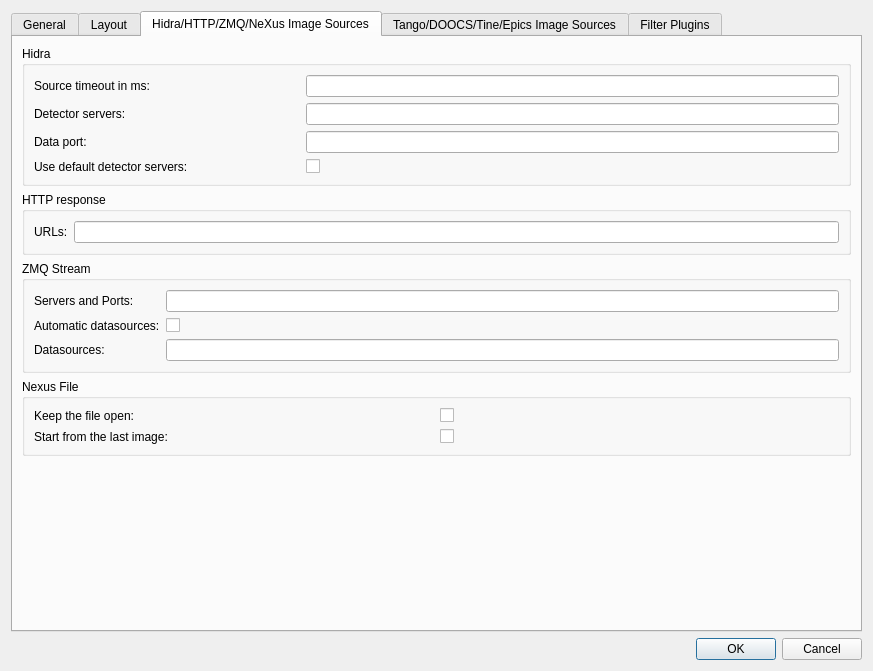
Before: the Qt Designer form lavuelib/ui/ConfigDialog.ui in syncope/lavue, drawn with Qt 5.
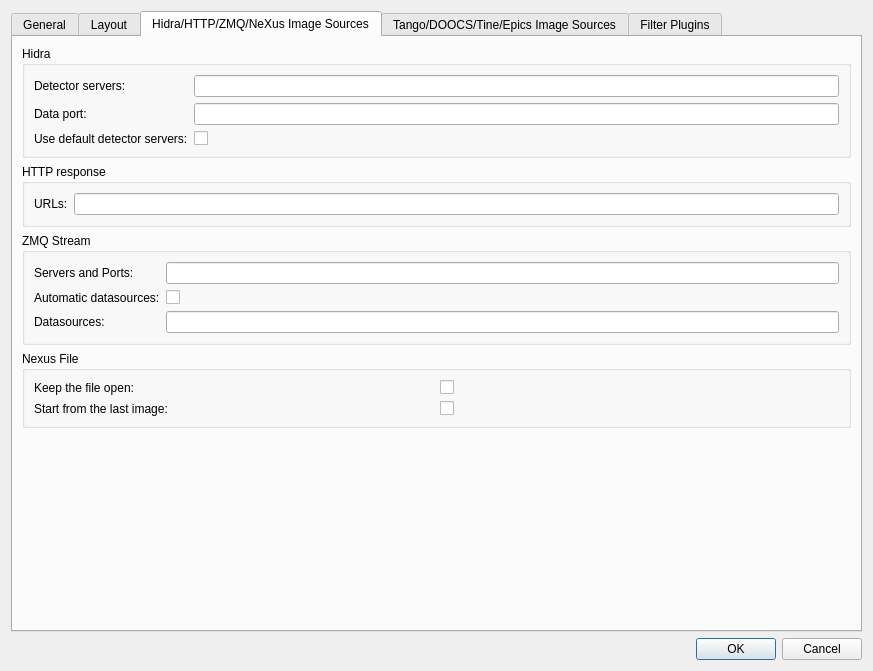
After: the same form once the commit is applied. The open tabs and pages were chosen to show the change.

What changed in the file:
```diff
--- a/lavuelib/ui/ConfigDialog.ui
+++ b/lavuelib/ui/ConfigDialog.ui
@@ -133,6 +133,26 @@
                     </property>
                    </widget>
                   </item>
+                  <item row="4" column="0">
+                   <widget class="QLabel" name="timeoutLabel">
+                    <property name="toolTip">
+                     <string>&lt;html&gt;&lt;head/&gt;&lt;body&gt;&lt;p&gt;source timeout in ms, e.g. for Hidra or HTTP response image soures&lt;/p&gt;&lt;/body&gt;&lt;/html&gt;</string>
+                    </property>
+                    <property name="text">
+                     <string>Source timeout in ms:</string>
+                    </property>
+                    <property name="buddy">
+                     <cstring>timeoutLineEdit</cstring>
+                    </property>
+                   </widget>
+                  </item>
+                  <item row="4" column="1">
+                   <widget class="QLineEdit" name="timeoutLineEdit">
+                    <property name="toolTip">
+                     <string>&lt;html&gt;&lt;head/&gt;&lt;body&gt;&lt;p&gt;source timeout in ms, e.g. for Hidra or HTTP response image soures&lt;/p&gt;&lt;/body&gt;&lt;/html&gt;</string>
+                    </property>
+                   </widget>
+                  </item>
                  </layout>
                 </item>
                </layout>
@@ -1357,14 +1377,27 @@
            <layout class="QGridLayout" name="gridLayout_6">
             <item row="0" column="0">
              <layout class="QGridLayout" name="sourcesGridLayout">
-              <item row="1" column="1" colspan="2">
+              <item row="1" column="0">
+               <widget class="QLabel" name="hidraportLabel">
+                <property name="toolTip">
+                 <string>&lt;html&gt;&lt;head/&gt;&lt;body&gt;&lt;p&gt;HIDRA data port&lt;/p&gt;&lt;/body&gt;&lt;/html&gt;</string>
+                </property>
+                <property name="text">
+                 <string>Data port:</string>
+                </property>
+                <property name="buddy">
+                 <cstring>hidraportLineEdit</cstring>
+                </property>
+               </widget>
+              </item>
+              <item row="0" column="1">
                <widget class="QLineEdit" name="detserversLineEdit">
                 <property name="toolTip">
                  <string>&lt;html&gt;&lt;head/&gt;&lt;body&gt;&lt;p&gt;HIDRA detector servers separated by spaces, i.e. &lt;/p&gt;&lt;p&gt;haspp01pilatus haspp02pilatus&lt;/p&gt;&lt;/body&gt;&lt;/html&gt;</string>
                 </property>
                </widget>
               </item>
-              <item row="1" column="0">
+              <item row="0" column="0">
                <widget class="QLabel" name="detserversLabel">
                 <property name="toolTip">
                  <string>&lt;html&gt;&lt;head/&gt;&lt;body&gt;&lt;p&gt;HIDRA detector servers separated by spaces&lt;/p&gt;&lt;/body&gt;&lt;/html&gt;</string>
@@ -1377,47 +1410,7 @@
                 </property>
                </widget>
               </item>
-              <item row="0" column="0">
-               <widget class="QLabel" name="timeoutLabel">
-                <property name="toolTip">
-                 <string>source timeout in ms</string>
-                </property>
-                <property name="text">
-                 <string>Source timeout in ms:</string>
-                </property>
-                <property name="buddy">
-                 <cstring>timeoutLineEdit</cstring>
-                </property>
-               </widget>
-              </item>
-              <item row="0" column="1" colspan="2">
-               <widget class="QLineEdit" name="timeoutLineEdit">
-                <property name="toolTip">
-                 <string>source timeout in ms</string>
-                </property>
-               </widget>
-              </item>
-              <item row="2" column="1" colspan="2">
-               <widget class="QLineEdit" name="hidraportLineEdit">
-                <property name="toolTip">
-                 <string>&lt;html&gt;&lt;head/&gt;&lt;body&gt;&lt;p&gt;HIDRA data port&lt;/p&gt;&lt;/body&gt;&lt;/html&gt;</string>
-                </property>
-               </widget>
-              </item>
               <item row="2" column="0">
-               <widget class="QLabel" name="hidraportLabel">
-                <property name="toolTip">
-                 <string>&lt;html&gt;&lt;head/&gt;&lt;body&gt;&lt;p&gt;HIDRA data port&lt;/p&gt;&lt;/body&gt;&lt;/html&gt;</string>
-                </property>
-                <property name="text">
-                 <string>Data port:</string>
-                </property>
-                <property name="buddy">
-                 <cstring>hidraportLineEdit</cstring>
-                </property>
-               </widget>
-              </item>
-              <item row="3" column="0">
                <widget class="QLabel" name="defdetserversLabel">
                 <property name="toolTip">
                  <string>&lt;html&gt;&lt;head/&gt;&lt;body&gt;&lt;p&gt;use default hardcoded detector server names dedicated for DESY beamlines&lt;/p&gt;&lt;/body&gt;&lt;/html&gt;</string>
@@ -1430,7 +1423,14 @@
                 </property>
                </widget>
               </item>
-              <item row="3" column="1" colspan="2">
+              <item row="1" column="1">
+               <widget class="QLineEdit" name="hidraportLineEdit">
+                <property name="toolTip">
+                 <string>&lt;html&gt;&lt;head/&gt;&lt;body&gt;&lt;p&gt;HIDRA data port&lt;/p&gt;&lt;/body&gt;&lt;/html&gt;</string>
+                </property>
+               </widget>
+              </item>
+              <item row="2" column="1">
                <widget class="QCheckBox" name="defdetserversCheckBox">
                 <property name="toolTip">
                  <string>&lt;html&gt;&lt;head/&gt;&lt;body&gt;&lt;p&gt;use default hardcoded detector server names dedicated for DESY beamlines&lt;/p&gt;&lt;/body&gt;&lt;/html&gt;</string>
```
Left out of the diff: 2 changed lines with no effect on the pictures.
